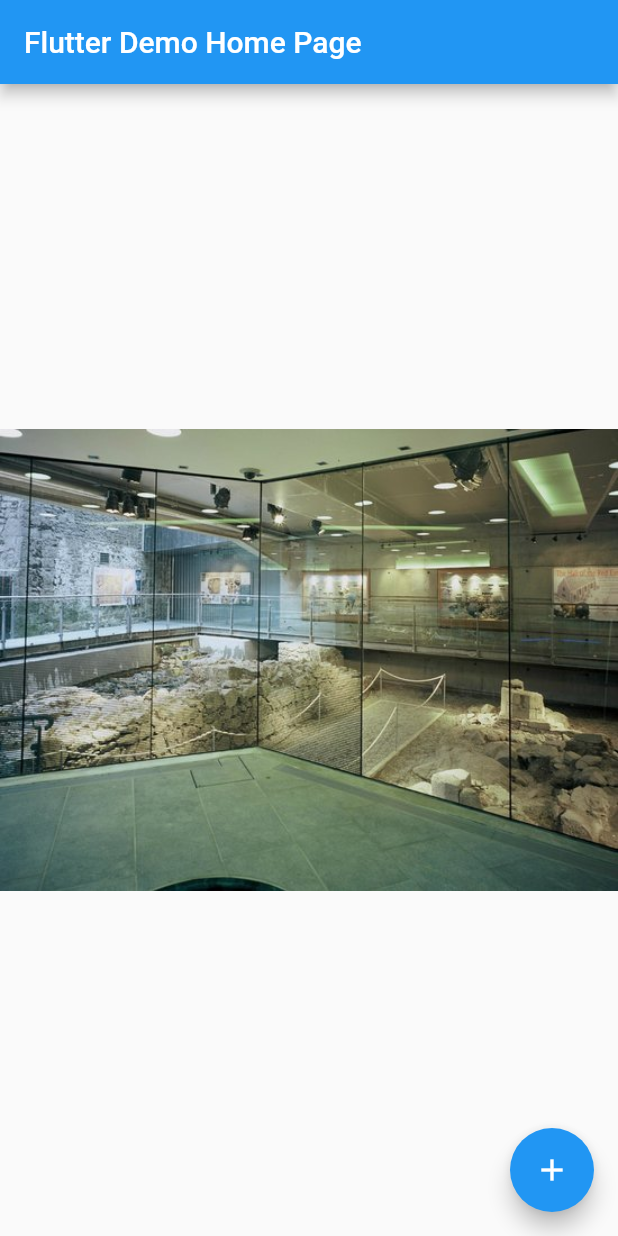
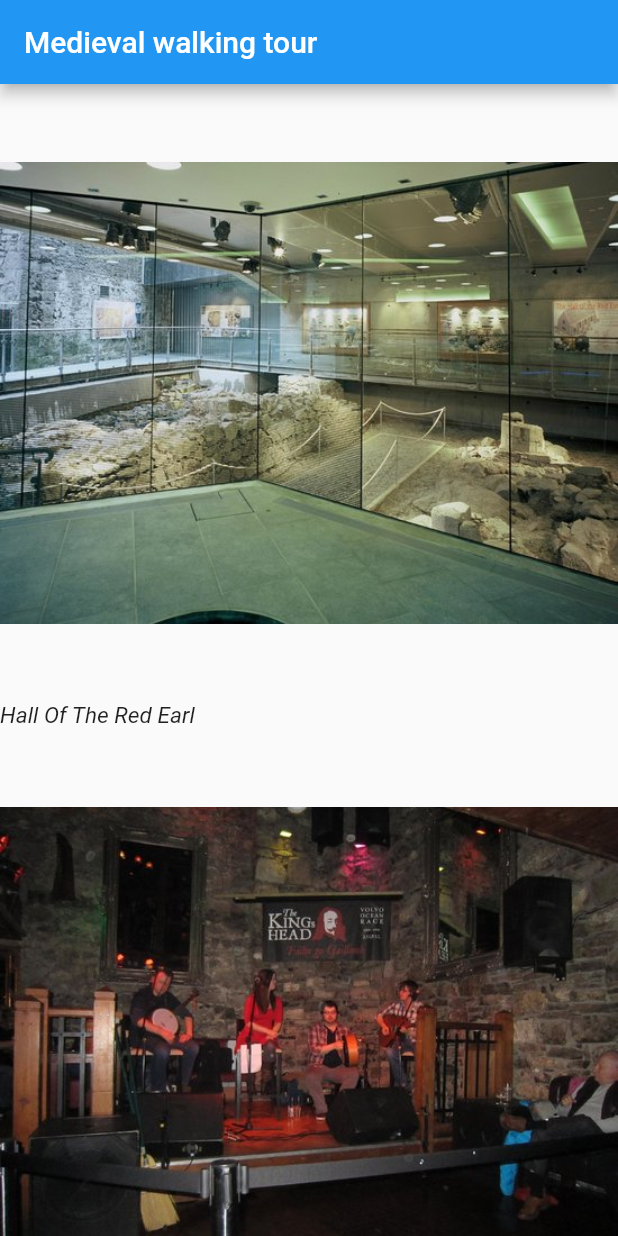
Before and after one commit to sarahCarroll/FinalYearProject, a Flutter app: the screen it shows after launch, on a phone screen of 412 x 824 dp. Run offline on Flutter 3.47's test engine with Material 2 defaults, Android fonts, the phone set to English and light mode, and no system bars.

Commit message:
add text under image and add multiple locations

```diff
--- a/medieval_walk/lib/main.dart
+++ b/medieval_walk/lib/main.dart
@@ -20,7 +20,7 @@ class MyApp extends StatelessWidget {
         // counter didn't reset back to zero; the application is not restarted.
         primarySwatch: Colors.blue,
       ),
-      home: new MyHomePage(title: 'Flutter Demo Home Page'),
+      home: new MyHomePage(title: 'Medieval walking tour'),
     );
   }
 }
@@ -66,20 +66,18 @@ class _MyHomePageState extends State<MyHomePage> {
     // fast, so that you can just rebuild anything that needs updating rather
     // than having to individually change instances of widgets.
     return new Scaffold(
-      appBar: new AppBar(
-        // Here we take the value from the MyHomePage object that was created by
-        // the App.build method, and use it to set our appbar title.
-        title: new Text(widget.title),
-      ),
-      body: new Center(
-          // Center is a layout widget. It takes a single child and positions it
-          // in the middle of the parent.
-          child: new MyImageWidget()),
-      floatingActionButton: new FloatingActionButton(
-        onPressed: _incrementCounter,
-        tooltip: 'Increment',
-        child: new Icon(Icons.add),
-      ), // This trailing comma makes auto-formatting nicer for build methods.
-    );
+        appBar: new AppBar(
+          // Here we take the value from the MyHomePage object that was created by
+          // the App.build method, and use it to set our appbar title.
+          title: new Text(widget.title),
+        ),
+        body: new ListView(children: <Widget>[
+          new MyImageWidget(),
+          new Text("Hall Of The Red Earl",
+              style: TextStyle(fontStyle: FontStyle.italic, fontSize: 15.0)),
+          new MyKingsWidget(),
+          new Text("Kings Head",
+              style: TextStyle(fontStyle: FontStyle.italic, fontSize: 20.0)),
+        ]));
   }
 }
--- a/medieval_walk/lib/widget.dart
+++ b/medieval_walk/lib/widget.dart
@@ -15,3 +15,12 @@ class MyImageWidget extends StatelessWidget {
     return Container(child: image);
   }
 }
+
+class MyKingsWidget extends StatelessWidget {
+  @override
+  Widget build(BuildContext context) {
+    var assetsImages = new AssetImage("assets/kings.jpg");
+    var image2 = new Image(image: assetsImages, width: 550.0, height: 412.0);
+    return Container(child: image2);
+  }
+}
--- a/medieval_walk/pubspec.yaml
+++ b/medieval_walk/pubspec.yaml
@@ -43,6 +43,7 @@ flutter:
 
   assets:
     - assets/explore.jpg
+    - assets/kings.jpg
 
   # An image asset can refer to one or more resolution-specific "variants", see
   # https://flutter.io/assets-and-images/#resolution-aware.
```
Also changed, not shown: medieval_walk/assets/kings.jpg (added).
